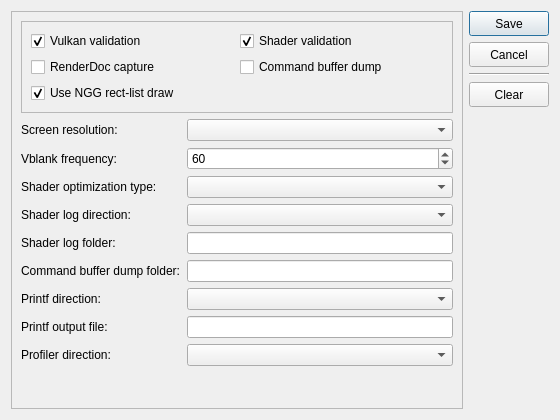
Old version of the form src/launcher/forms/configuration_edit_dialog.ui in the repository ChronoRPG/KytyPS5AstroAMD.
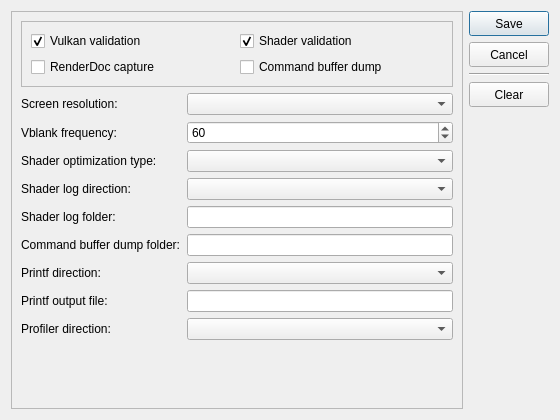
New version of the form. Custom widgets are drawn as their Qt base class.

Commit message:
renderer: expand rectangle lists with tessellation
Remove the legacy NGG rectangle workaround and its configuration toggle.

```diff
--- a/src/launcher/forms/configuration_edit_dialog.ui
+++ b/src/launcher/forms/configuration_edit_dialog.ui
@@ -78,19 +78,6 @@
            </property>
           </widget>
          </item>
-         <item row="2" column="0" colspan="2">
-          <widget class="QCheckBox" name="checkBox_ngg_rectlist_draw">
-           <property name="toolTip">
-            <string>Use the NGG 4-vertex path for rect-list DrawIndexAuto primitive 7</string>
-           </property>
-           <property name="text">
-            <string>Use NGG rect-list draw</string>
-           </property>
-           <property name="checked">
-            <bool>true</bool>
-           </property>
-          </widget>
-         </item>
         </layout>
        </widget>
       </item>
```
The commit also changes 18 other files.
